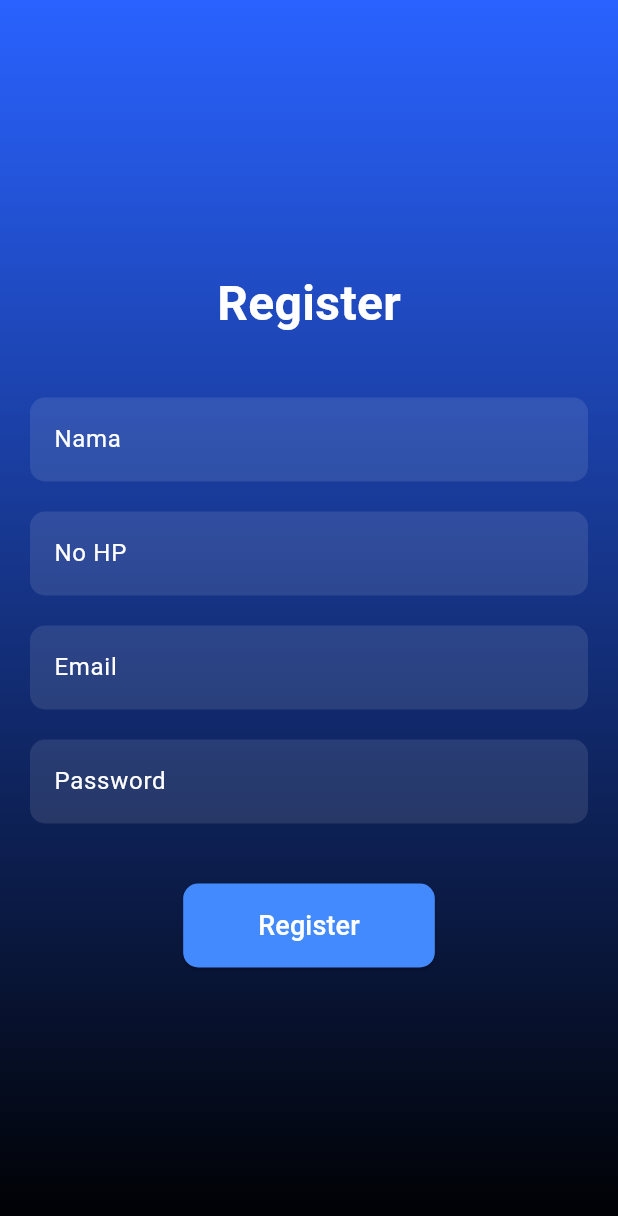
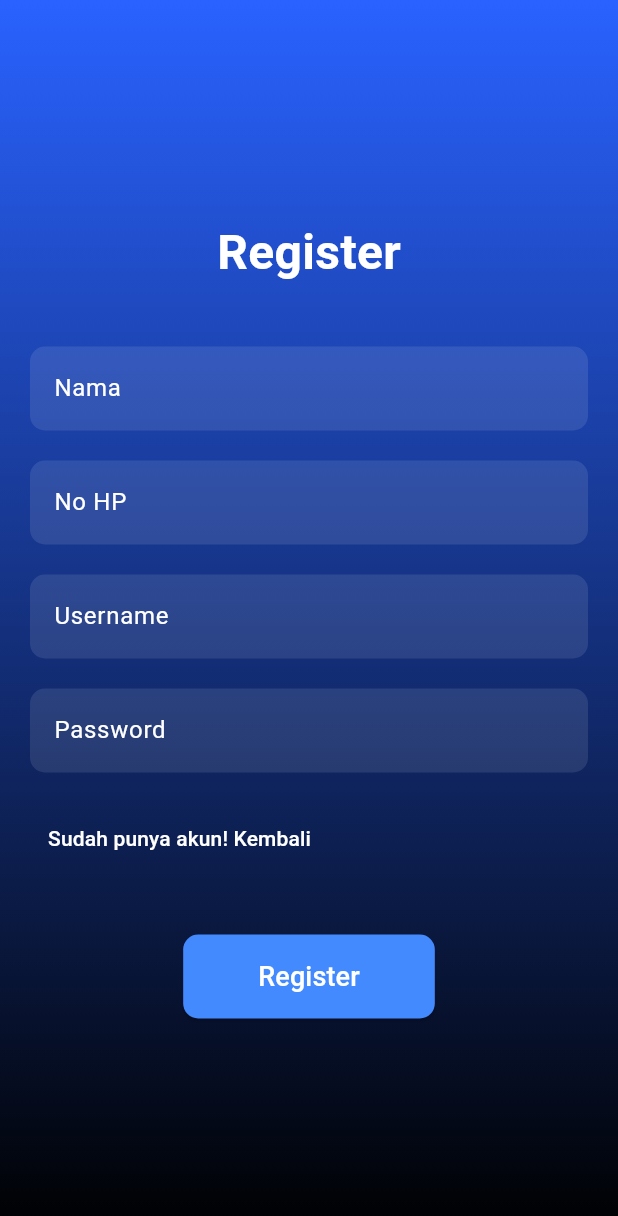
Before and after one commit to si-eja/TokoFlutter, a Flutter app: the screen it shows after launch, after a tap on "Belum punya akun? Register", on a phone screen of 412 x 824 dp. Shown: the top 1216 px of the screen. Run offline on Flutter 3.47's test engine with Material 3 defaults, Android fonts, the phone set to English and light mode, and no system bars.

Commit message:
Landing Page

```diff
--- a/lib/log.dart
+++ b/lib/log.dart
@@ -43,8 +43,8 @@ class _SplashPageState extends State<SplashPage> {
         decoration: BoxDecoration(
           gradient: LinearGradient(
             colors: [Colors.black, Colors.blueAccent.shade700], // Hitam gradasi ke biru neon
-            begin: Alignment.topCenter,
-            end: Alignment.bottomCenter,
+            begin: Alignment.bottomCenter,
+            end: Alignment.topRight,
           ),
         ),
         child: Center(
@@ -59,16 +59,16 @@ class _SplashPageState extends State<SplashPage> {
                   style: TextStyle(
                     fontSize: 48,
                     fontWeight: FontWeight.bold,
-                    color: Colors.blueAccent, // Warna biru neon
+                    color: Colors.white, // Warna biru neon
                     shadows: [
                       Shadow(
                         blurRadius: 10.0,
-                        color: Colors.white, // Glow putih untuk efek neon
+                        color: Colors.blue, // Glow putih untuk efek neon
                         offset: Offset(0, 0),
                       ),
                       Shadow(
                         blurRadius: 20.0,
-                        color: Colors.blueAccent.shade400, // Glow biru tambahan
+                        color: Colors.black, // Glow biru tambahan
                         offset: Offset(0, 0),
                       ),
                     ],
--- a/lib/login.dart
+++ b/lib/login.dart
@@ -1,4 +1,5 @@
 import 'package:flutter/material.dart';
+import 'package:toko_ku/Home.dart';
 import 'package:toko_ku/register.dart';
 
 class LoginPage extends StatefulWidget {
@@ -45,7 +46,7 @@ class _LoginPageState extends State<LoginPage> {
                   TextFormField(
                     controller: _emailController,
                     decoration: InputDecoration(
-                      labelText: 'Email',
+                      labelText: 'Username',
                       labelStyle: TextStyle(color: Colors.white),
                       filled: true,
                       fillColor: Colors.white.withOpacity(0.1),
@@ -57,7 +58,7 @@ class _LoginPageState extends State<LoginPage> {
                     style: const TextStyle(color: Colors.white),
                     validator: (value) {
                       if (value == null || value.isEmpty) {
-                        return 'Masukkan email';
+                        return 'Masukkan username';
                       }
                       return null;
                     },
@@ -112,6 +113,7 @@ class _LoginPageState extends State<LoginPage> {
                     onPressed: () {
                       if (_formKey.currentState!.validate()) {
                         // Logika login di sini (misalnya, panggil API)
+                        Navigator.pushAndRemoveUntil(context, MaterialPageRoute(builder: (context) => HomePage()), (route) => false);
                         ScaffoldMessenger.of(context).showSnackBar(
                          const SnackBar(content: Text('Login berhasil!')),
                         );
--- a/lib/register.dart
+++ b/lib/register.dart
@@ -93,7 +93,7 @@ class _RegistPageState extends State<RegistPage> {
                   TextFormField(
                     controller: _emailController,
                     decoration: InputDecoration(
-                      labelText: 'Email',
+                      labelText: 'Username',
                       labelStyle: TextStyle(color: Colors.white),
                       filled: true,
                       fillColor: Colors.white.withOpacity(0.1),
@@ -106,10 +106,7 @@ class _RegistPageState extends State<RegistPage> {
                     keyboardType: TextInputType.emailAddress,
                     validator: (value) {
                       if (value == null || value.isEmpty) {
-                        return 'Masukkan email';
-                      }
-                      if (!RegExp(r'^[^@]+@[^@]+\.[^@]+').hasMatch(value)) {
-                        return 'Masukkan email yang valid';
+                        return 'Masukkan username';
                       }
                       return null;
                     },
@@ -138,6 +135,18 @@ class _RegistPageState extends State<RegistPage> {
                       }
                       return null;
                     },
+                  ),
+                  SizedBox(height: 20),
+                  Row(
+                    mainAxisAlignment: MainAxisAlignment.spaceBetween,
+                    children: [
+                      TextButton(
+                        onPressed: () {
+                          Navigator.push(context, MaterialPageRoute(builder: (context) => LoginPage()));
+                        },
+                        child: const Text('Sudah punya akun! Kembali', style: TextStyle(color: Colors.white)),
+                      ),
+                    ],
                   ),
                   SizedBox(height: 40),
                   ElevatedButton(
```
Also changed, not shown: lib/Home.dart (added, +100 -0 lines).
